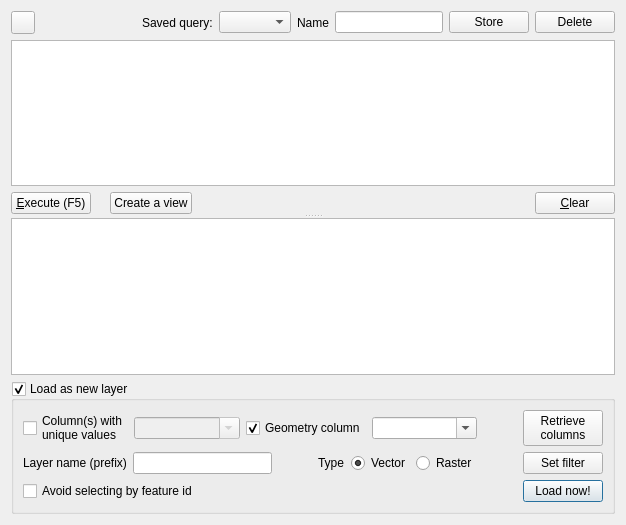
This is db_manager/ui/DlgSqlWindow.ui in qgis/db_manager_plugin as Qt 5 draws it before an edit. The edited form follows.
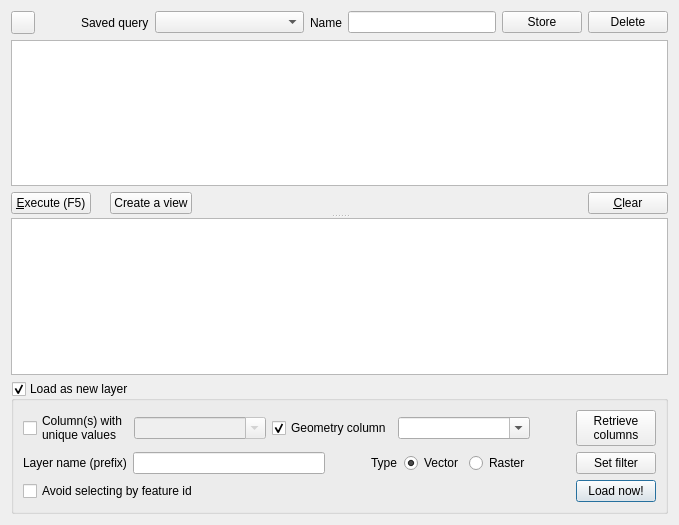
This is the edited form. Custom widgets are drawn as their Qt base class.

Commit message:
[DB Manager]Allow preset query combobox expansion
Fixes #17933
Also add some window title capitalisation

Diff of the .ui file:
```diff
--- a/db_manager/ui/DlgSqlWindow.ui
+++ b/db_manager/ui/DlgSqlWindow.ui
@@ -6,10 +6,16 @@
    <rect>
     <x>0</x>
     <y>0</y>
-    <width>626</width>
+    <width>679</width>
     <height>525</height>
    </rect>
   </property>
+  <property name="sizePolicy">
+   <sizepolicy hsizetype="Preferred" vsizetype="Preferred">
+    <horstretch>0</horstretch>
+    <verstretch>0</verstretch>
+   </sizepolicy>
+  </property>
   <property name="windowTitle">
    <string>SQL window</string>
   </property>
@@ -286,12 +292,19 @@
          <item>
           <widget class="QLabel" name="label">
            <property name="text">
-            <string>Saved query:</string>
+            <string>Saved query</string>
            </property>
           </widget>
          </item>
          <item>
-          <widget class="QComboBox" name="presetCombo"/>
+          <widget class="QComboBox" name="presetCombo">
+           <property name="sizePolicy">
+            <sizepolicy hsizetype="Expanding" vsizetype="Fixed">
+             <horstretch>1</horstretch>
+             <verstretch>0</verstretch>
+            </sizepolicy>
+           </property>
+          </widget>
          </item>
          <item>
           <widget class="QLabel" name="label_2">
@@ -302,6 +315,12 @@
          </item>
          <item>
           <widget class="QLineEdit" name="presetName">
+           <property name="sizePolicy">
+            <sizepolicy hsizetype="Expanding" vsizetype="Fixed">
+             <horstretch>1</horstretch>
+             <verstretch>0</verstretch>
+            </sizepolicy>
+           </property>
            <property name="text">
             <string notr="true"/>
            </property>
```
Left out of the diff: 2 changed lines with no effect on the pictures. The commit also changes 2 other files.
